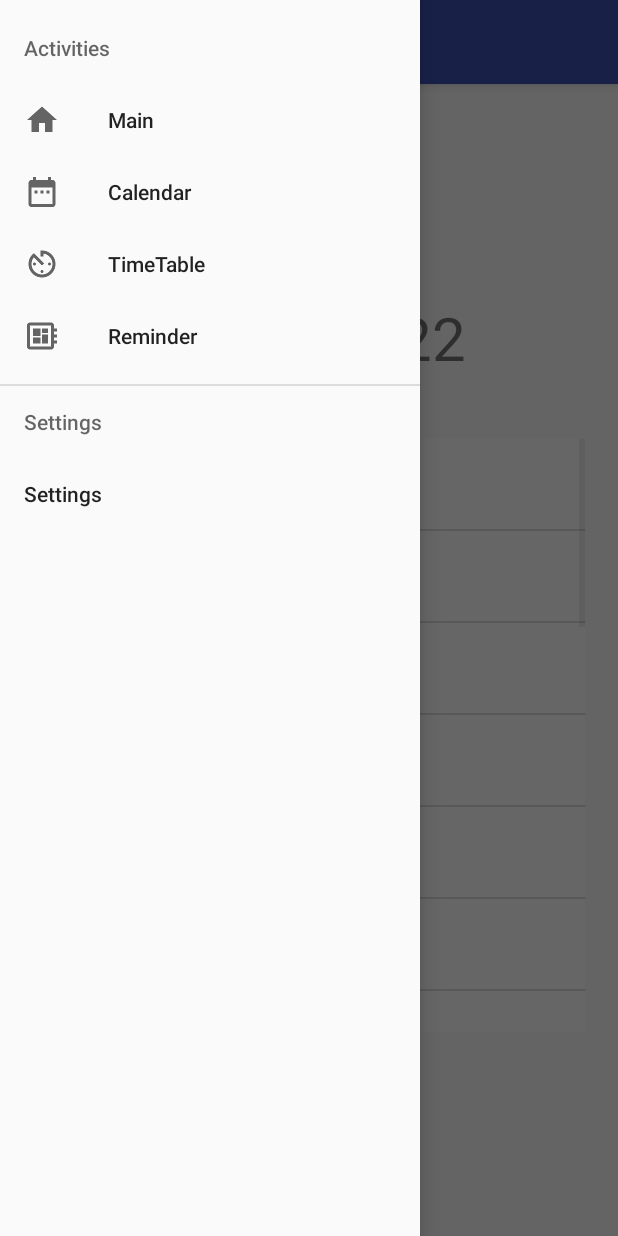
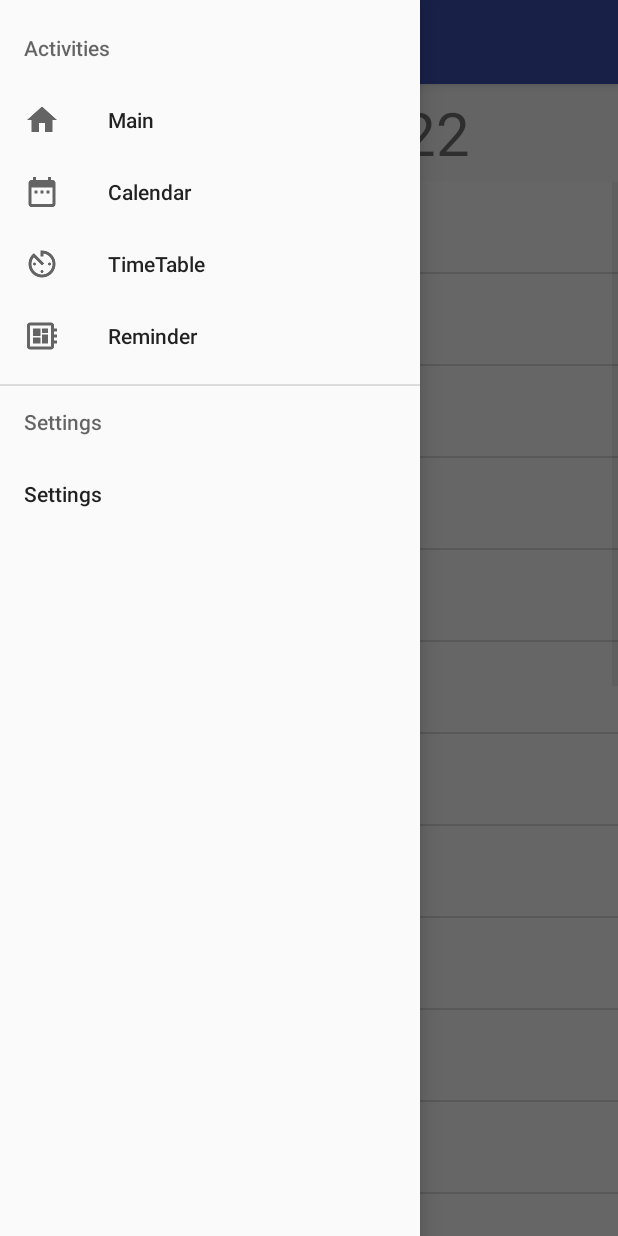
Before and after one commit to IkanoOsushi/iKalendar, an Android app: the ReminderActivity screen opened directly, with no data from a screen before it, with the side drawer open, on a phone screen of 412 x 824 dp. Run offline under Robolectric (Android 15) with nearby library versions, the phone set to English and light mode, and no system bars.

Commit message:
レイアウトのズレを解消しました

```diff
--- a/app/src/main/res/layout/activity_reminder.xml
+++ b/app/src/main/res/layout/activity_reminder.xml
@@ -35,44 +35,27 @@
 
             <!-- ↓ここに各アクティビティのxmlを書く↓ -->
 
-            <LinearLayout xmlns:android="http://schemas.android.com/apk/res/android"
-                xmlns:app="http://schemas.android.com/apk/res-auto"
-                xmlns:tools="http://schemas.android.com/tools"
-                android:layout_width="368dp"
-                android:layout_height="495dp"
-                android:layout_weight="5"
+            <LinearLayout
+                android:layout_width="match_parent"
+                android:layout_height="match_parent"
                 android:orientation="vertical"
                 android:weightSum="1"
-                app:layout_constraintLeft_toLeftOf="parent"
-                app:layout_constraintTop_toTopOf="parent"
-                app:layout_constraintBottom_toBottomOf="parent"
-                app:layout_constraintRight_toRightOf="parent">
+                tools:layout_editor_absoluteY="8dp"
+                tools:layout_editor_absoluteX="8dp">
 
+                <TextView
+                    android:id="@+id/date"
+                    android:layout_width="match_parent"
+                    android:layout_height="65dp"
 
-                <LinearLayout
-                    android:id="@+id/linearLayout"
-                    android:layout_width="match_parent"
-                    android:layout_height="100dp"
-                    android:orientation="horizontal"
-                    android:weightSum="1"
-                    tools:layout_editor_absoluteX="8dp"
-                    tools:layout_editor_absoluteY="25dp">
-
-                    <TextView
-                        android:id="@+id/date"
-                        android:layout_width="wrap_content"
-                        android:layout_height="65dp"
-                        android:layout_weight="0.97"
-                        android:gravity="center_horizontal|center_vertical"
-                        android:text="YYYY/MM/DD"
-                        android:textSize="40sp" />
-
-                </LinearLayout>
+                    android:gravity="center_horizontal|center_vertical"
+                    android:text="YYYY/MM/DD"
+                    android:textSize="40sp" />
 
                 <ListView
                     android:id="@+id/customScrollListView"
                     android:layout_width="match_parent"
-                    android:layout_height="429dp"
+                    android:layout_height="match_parent"
                     android:orientation="vertical">
 
                 </ListView>
@@ -80,7 +63,7 @@
             </LinearLayout>
 
 
-            <!-- ↑ここに各アクティビティのxmlを書く↑ -->-->
+            <!-- ↑ここに各アクティビティのxmlを書く↑ -->
 
         </android.support.constraint.ConstraintLayout>
     </android.support.design.widget.CoordinatorLayout>
```
